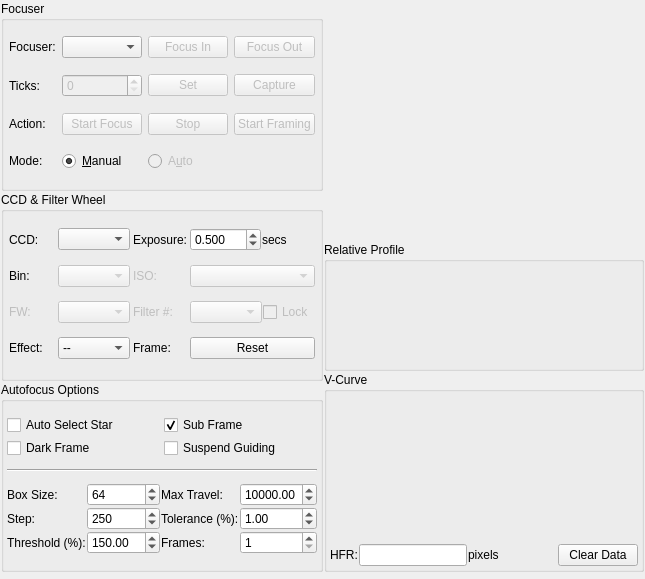
The window that kstars/ekos/focus/focus.ui (KDE/kstars) describes before a commit, drawn with Qt 5.
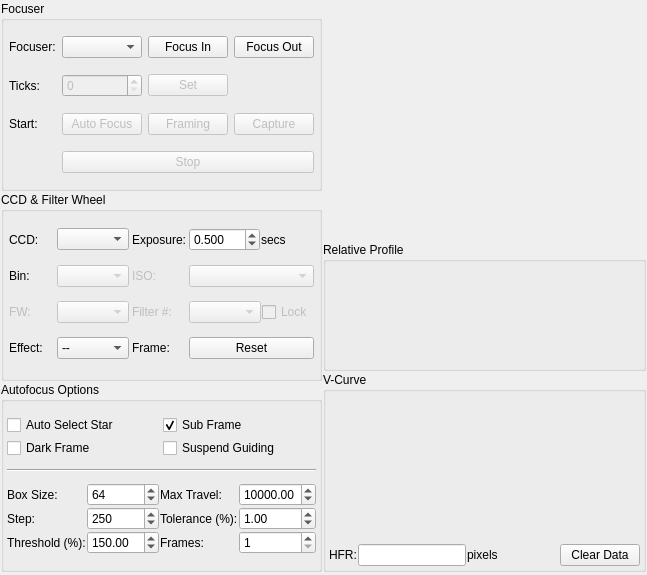
The same window after the commit. Custom widgets are drawn as their Qt base class.

Commit message: GUI changes, simplifyig interface and operations. Lots of fixes given multiple options

The edit to the form file:
```diff
--- a/kstars/ekos/focus/focus.ui
+++ b/kstars/ekos/focus/focus.ui
@@ -6,8 +6,8 @@
    <rect>
     <x>0</x>
     <y>0</y>
-    <width>644</width>
-    <height>579</height>
+    <width>647</width>
+    <height>575</height>
    </rect>
   </property>
   <layout class="QVBoxLayout" name="verticalLayout_5" stretch="0,0">
@@ -54,10 +54,44 @@
           <property name="bottomMargin">
            <number>5</number>
           </property>
+          <item row="2" column="2">
+           <widget class="QPushButton" name="startLoopB">
+            <property name="enabled">
+             <bool>false</bool>
+            </property>
+            <property name="text">
+             <string>Framing</string>
+            </property>
+           </widget>
+          </item>
+          <item row="2" column="3">
+           <widget class="QPushButton" name="captureB">
+            <property name="enabled">
+             <bool>false</bool>
+            </property>
+            <property name="text">
+             <string>Capture</string>
+            </property>
+           </widget>
+          </item>
+          <item row="1" column="0">
+           <widget class="QLabel" name="label_16">
+            <property name="text">
+             <string>Ticks:</string>
+            </property>
+           </widget>
+          </item>
+          <item row="2" column="0">
+           <widget class="QLabel" name="label_22">
+            <property name="text">
+             <string>Start:</string>
+            </property>
+           </widget>
+          </item>
           <item row="0" column="2">
            <widget class="QPushButton" name="focusInB">
             <property name="enabled">
-             <bool>false</bool>
+             <bool>true</bool>
             </property>
             <property name="text">
              <string>Focus In</string>
@@ -94,97 +128,36 @@
             </property>
            </widget>
           </item>
-          <item row="2" column="2">
-           <widget class="QPushButton" name="stopFocusB">
-            <property name="enabled">
-             <bool>false</bool>
-            </property>
-            <property name="text">
-             <string>Stop</string>
-            </property>
-           </widget>
-          </item>
-          <item row="2" column="3">
-           <widget class="QPushButton" name="startLoopB">
-            <property name="enabled">
-             <bool>false</bool>
-            </property>
-            <property name="text">
-             <string>Start Framing</string>
-            </property>
-           </widget>
-          </item>
           <item row="0" column="1">
            <widget class="QComboBox" name="focuserCombo"/>
           </item>
-          <item row="3" column="0">
-           <widget class="QLabel" name="label_15">
-            <property name="text">
-             <string>Mode:</string>
-            </property>
-           </widget>
-          </item>
-          <item row="3" column="1">
-           <widget class="QRadioButton" name="manualModeR">
-            <property name="text">
-             <string>&amp;Manual</string>
-            </property>
-            <property name="checked">
-             <bool>true</bool>
-            </property>
-           </widget>
-          </item>
           <item row="2" column="1">
            <widget class="QPushButton" name="startFocusB">
             <property name="enabled">
              <bool>false</bool>
             </property>
             <property name="text">
-             <string>Start Focus</string>
-            </property>
-           </widget>
-          </item>
-          <item row="3" column="2">
-           <widget class="QRadioButton" name="AutoModeR">
-            <property name="enabled">
-             <bool>false</bool>
-            </property>
-            <property name="text">
-             <string>A&amp;uto</string>
+             <string>Auto Focus</string>
             </property>
            </widget>
           </item>
           <item row="0" column="3">
            <widget class="QPushButton" name="focusOutB">
             <property name="enabled">
-             <bool>false</bool>
+             <bool>true</bool>
             </property>
             <property name="text">
              <string>Focus Out</string>
             </property>
            </widget>
           </item>
-          <item row="1" column="0">
-           <widget class="QLabel" name="label_16">
-            <property name="text">
-             <string>Ticks:</string>
-            </property>
-           </widget>
-          </item>
-          <item row="1" column="3">
-           <widget class="QPushButton" name="captureB">
+          <item row="3" column="1" colspan="3">
+           <widget class="QPushButton" name="stopFocusB">
             <property name="enabled">
              <bool>false</bool>
             </property>
             <property name="text">
-             <string>Capture</string>
-            </property>
-           </widget>
-          </item>
-          <item row="2" column="0">
-           <widget class="QLabel" name="label_22">
-            <property name="text">
-             <string>Action:</string>
+             <string>Stop</string>
             </property>
            </widget>
           </item>
```
Left out of the diff: 7 changed lines with no effect on the pictures. The commit also changes 3 other files.
